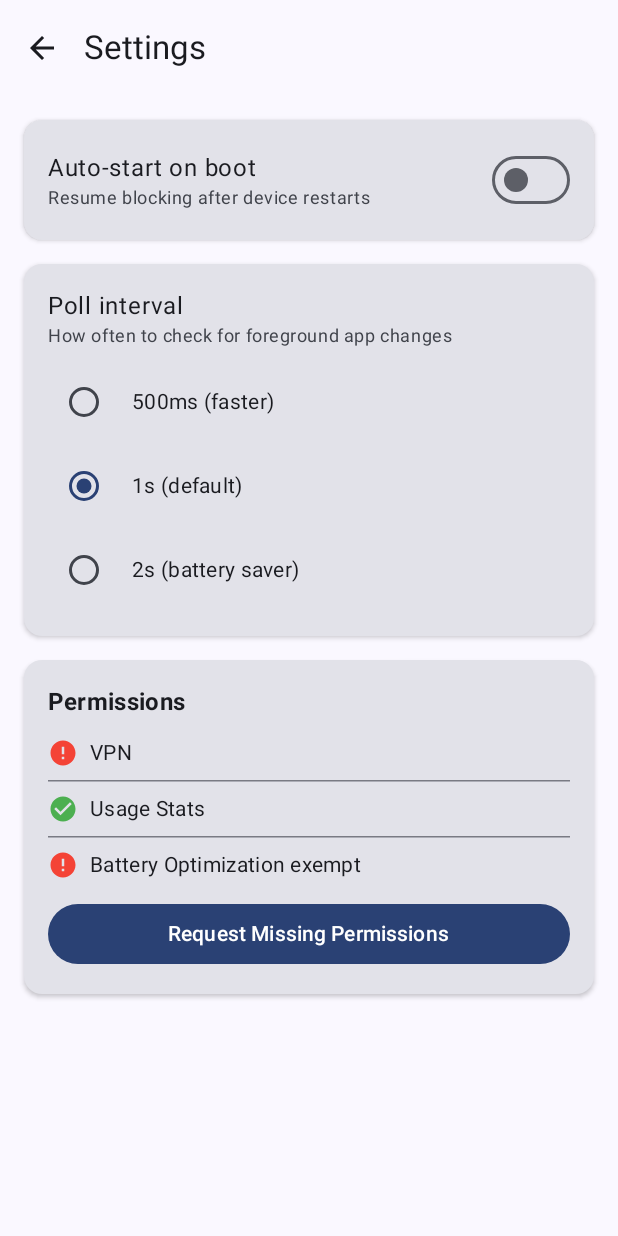
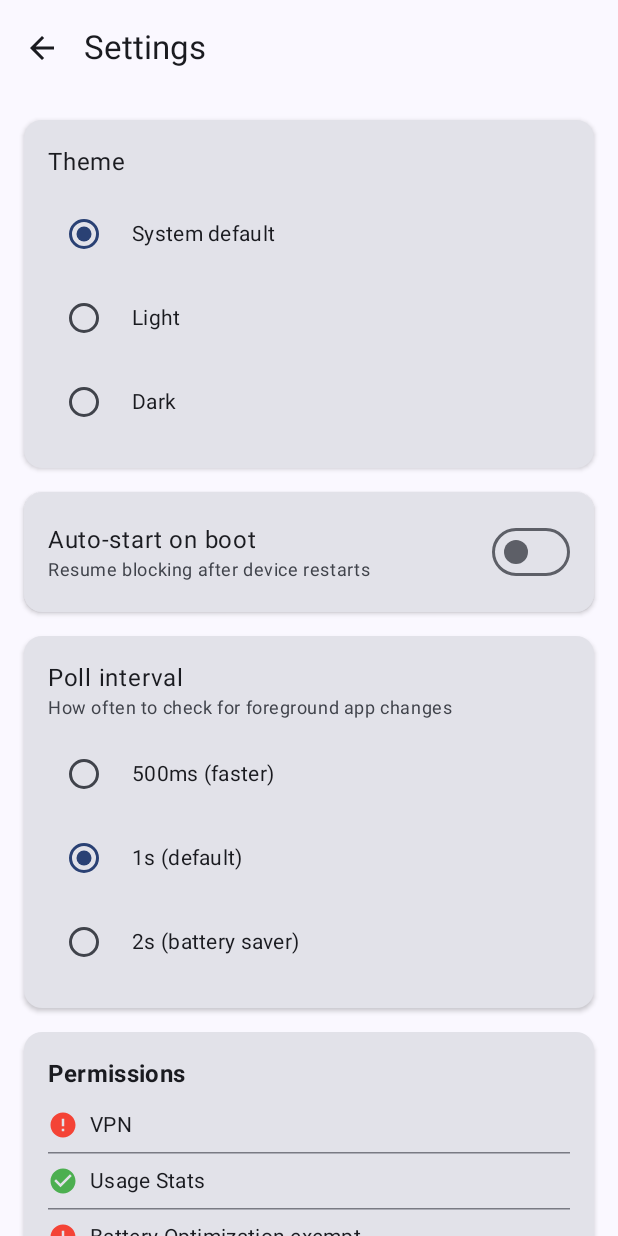
Before and after one commit to akash705/Traffic-Blocker, an Android app built with Jetpack Compose: the SettingsScreen screen opened through its navigation route, on a phone screen of 412 x 824 dp. Run offline under Robolectric (Android 15) with nearby library versions, the light colour scheme and no system bars.

Commit message:
Add dark mode toggle, rename to Traffic Blocker, and select all button
- Theme toggle in Settings: System default / Light / Dark with instant apply
- Renamed app from AppTrafficBlocker to Traffic Blocker across UI and notifications
- Single Select All / Unselect All toggle button in app picker

Authored by Human who hellucinated the code

```diff
--- a/app/src/main/java/com/akash/apptrafficblocker/data/PrefsManager.kt
+++ b/app/src/main/java/com/akash/apptrafficblocker/data/PrefsManager.kt
@@ -93,6 +93,10 @@ class PrefsManager(context: Context) {
             prefs.edit().putStringSet(KEY_APP_BLOCKING_MODES, entries).apply()
         }
 
+    var themeMode: String
+        get() = prefs.getString(KEY_THEME_MODE, THEME_SYSTEM) ?: THEME_SYSTEM
+        set(value) = prefs.edit().putString(KEY_THEME_MODE, value).apply()
+
     fun getAppBlockingMode(packageName: String): String {
         return appBlockingModes[packageName] ?: MODE_BLOCK_ALL
     }
@@ -110,8 +114,12 @@ class PrefsManager(context: Context) {
         private const val KEY_POLL_INTERVAL = "pref_poll_interval"
         private const val KEY_SHOW_BLOCK_LOG = "pref_show_block_log"
         private const val KEY_APP_BLOCKING_MODES = "pref_app_blocking_modes"
+        private const val KEY_THEME_MODE = "pref_theme_mode"
         const val DEFAULT_POLL_INTERVAL = 1000L
         const val MODE_BLOCK_ALL = "block_all"
         const val MODE_BLOCK_DOMAINS = "block_domains"
+        const val THEME_SYSTEM = "system"
+        const val THEME_LIGHT = "light"
+        const val THEME_DARK = "dark"
     }
 }
--- a/app/src/main/java/com/akash/apptrafficblocker/service/BlockerService.kt
+++ b/app/src/main/java/com/akash/apptrafficblocker/service/BlockerService.kt
@@ -208,7 +208,7 @@ class BlockerService : VpnService() {
         try {
             val builder = Builder()
                 .addAddress("10.0.0.2", 32)
-                .setSession("AppTrafficBlocker")
+                .setSession("TrafficBlocker")
                 .setBlocking(true)
                 .addDnsServer(UPSTREAM_DNS)
                 .addRoute(UPSTREAM_DNS, 32)
@@ -298,7 +298,7 @@ class BlockerService : VpnService() {
         }
 
         return NotificationCompat.Builder(this, BlockerApp.CHANNEL_ID)
-            .setContentTitle("AppTrafficBlocker")
+            .setContentTitle("Traffic Blocker")
             .setContentText(statusText)
             .setSmallIcon(R.drawable.ic_block)
             .setContentIntent(openIntent)
--- a/app/src/main/java/com/akash/apptrafficblocker/ui/MainActivity.kt
+++ b/app/src/main/java/com/akash/apptrafficblocker/ui/MainActivity.kt
@@ -23,6 +23,7 @@ import com.akash.apptrafficblocker.data.PrefsManager
 import com.akash.apptrafficblocker.service.BlockerService
 import com.akash.apptrafficblocker.ui.navigation.AppNavGraph
 import com.akash.apptrafficblocker.ui.theme.AppTrafficBlockerTheme
+import com.akash.apptrafficblocker.ui.theme.ThemeState
 
 class MainActivity : ComponentActivity() {
 
@@ -71,6 +72,7 @@ class MainActivity : ComponentActivity() {
         prefs = PrefsManager(this)
 
         requestNotificationPermissionIfNeeded()
+        ThemeState.themeMode = prefs.themeMode
 
         setContent {
             AppTrafficBlockerTheme {
--- a/app/src/main/java/com/akash/apptrafficblocker/ui/home/HomeScreen.kt
+++ b/app/src/main/java/com/akash/apptrafficblocker/ui/home/HomeScreen.kt
@@ -83,7 +83,7 @@ fun HomeScreen(
     Scaffold(
         topBar = {
             TopAppBar(
-                title = { Text("AppTrafficBlocker") },
+                title = { Text("Traffic Blocker") },
                 actions = {
                     IconButton(onClick = onNavigateToSettings) {
                         Icon(Icons.Default.Settings, contentDescription = "Settings")
--- a/app/src/main/java/com/akash/apptrafficblocker/ui/settings/SettingsScreen.kt
+++ b/app/src/main/java/com/akash/apptrafficblocker/ui/settings/SettingsScreen.kt
@@ -44,8 +44,10 @@ import androidx.compose.ui.platform.LocalContext
 import androidx.compose.ui.text.font.FontWeight
 import androidx.compose.ui.unit.dp
 import androidx.lifecycle.viewmodel.compose.viewModel
+import com.akash.apptrafficblocker.data.PrefsManager
 import com.akash.apptrafficblocker.ui.theme.Green500
 import com.akash.apptrafficblocker.ui.theme.Red500
+import com.akash.apptrafficblocker.ui.theme.ThemeState
 
 @OptIn(ExperimentalMaterial3Api::class)
 @Composable
@@ -98,6 +100,44 @@ fun SettingsScreen(
                 .padding(16.dp),
             verticalArrangement = Arrangement.spacedBy(16.dp)
         ) {
+            // Theme mode
+            Card(
+                modifier = Modifier.fillMaxWidth(),
+                elevation = CardDefaults.cardElevation(defaultElevation = 2.dp)
+            ) {
+                Column(modifier = Modifier.padding(16.dp)) {
+                    Text(
+                        text = "Theme",
+                        style = MaterialTheme.typography.bodyLarge
+                    )
+                    Spacer(modifier = Modifier.height(8.dp))
+
+                    val themes = listOf(
+                        PrefsManager.THEME_SYSTEM to "System default",
+                        PrefsManager.THEME_LIGHT to "Light",
+                        PrefsManager.THEME_DARK to "Dark"
+                    )
+                    themes.forEach { (mode, label) ->
+                        Row(
+                            verticalAlignment = Alignment.CenterVertically,
+                            modifier = Modifier
+                                .fillMaxWidth()
+                                .padding(vertical = 4.dp)
+                        ) {
+                            RadioButton(
+                                selected = ThemeState.themeMode == mode,
+                                onClick = {
+                                    ThemeState.themeMode = mode
+                                    viewModel.prefs.themeMode = mode
+                                }
+                            )
+                            Spacer(modifier = Modifier.width(8.dp))
+                            Text(label, style = MaterialTheme.typography.bodyMedium)
+                        }
+                    }
+                }
+            }
+
             // Auto-start toggle
             Card(
                 modifier = Modifier.fillMaxWidth(),
--- a/app/src/main/java/com/akash/apptrafficblocker/ui/theme/Theme.kt
+++ b/app/src/main/java/com/akash/apptrafficblocker/ui/theme/Theme.kt
@@ -8,7 +8,11 @@ import androidx.compose.material3.dynamicDarkColorScheme
 import androidx.compose.material3.dynamicLightColorScheme
 import androidx.compose.material3.lightColorScheme
 import androidx.compose.runtime.Composable
+import androidx.compose.runtime.getValue
+import androidx.compose.runtime.mutableStateOf
+import androidx.compose.runtime.setValue
 import androidx.compose.ui.platform.LocalContext
+import com.akash.apptrafficblocker.data.PrefsManager
 
 private val DarkColorScheme = darkColorScheme(
     primary = Red500,
@@ -22,12 +26,22 @@ private val LightColorScheme = lightColorScheme(
     tertiary = Green700
 )
 
+/** Global observable theme mode so changes apply immediately across the app */
+object ThemeState {
+    var themeMode by mutableStateOf(PrefsManager.THEME_SYSTEM)
+}
+
 @Composable
 fun AppTrafficBlockerTheme(
-    darkTheme: Boolean = isSystemInDarkTheme(),
     dynamicColor: Boolean = true,
     content: @Composable () -> Unit
 ) {
+    val darkTheme = when (ThemeState.themeMode) {
+        PrefsManager.THEME_DARK -> true
+        PrefsManager.THEME_LIGHT -> false
+        else -> isSystemInDarkTheme()
+    }
+
     val colorScheme = when {
         dynamicColor && Build.VERSION.SDK_INT >= Build.VERSION_CODES.S -> {
             val context = LocalContext.current
--- a/app/src/main/res/values/strings.xml
+++ b/app/src/main/res/values/strings.xml
@@ -1,4 +1,4 @@
 <?xml version="1.0" encoding="utf-8"?>
 <resources>
-    <string name="app_name">AppTrafficBlocker</string>
+    <string name="app_name">Traffic Blocker</string>
 </resources>
```
Also changed, not shown: app/src/main/java/com/akash/apptrafficblocker/ui/picker/AppPickerScreen.kt (+14 -0 lines), app/src/main/java/com/akash/apptrafficblocker/ui/picker/AppPickerViewModel.kt (+18 -0 lines).
